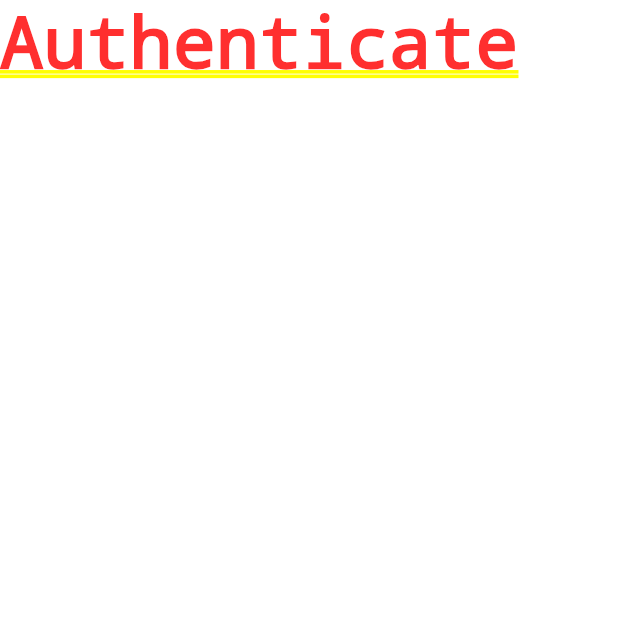
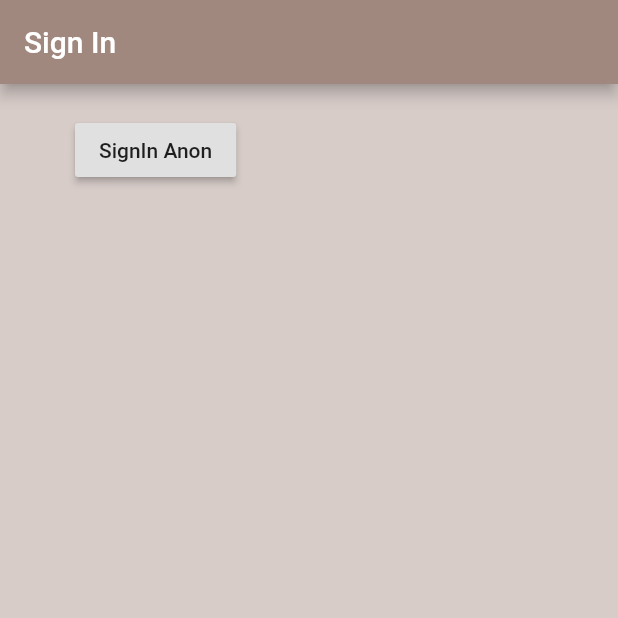
Before and after one commit to Mutembeijoe/coffee_break, a Flutter app: the screen it shows after launch, on a phone screen of 412 x 824 dp, the top half of it. Run offline on Flutter 3.47's test engine with Material 2 defaults, Android fonts, the phone set to English and light mode, and no system bars; our stand-ins replace firebase_auth; accounts and stored records are empty.

```diff
--- a/lib/screens/authenticate/authenticate.dart
+++ b/lib/screens/authenticate/authenticate.dart
@@ -1,3 +1,4 @@
+import 'package:coffee_break/screens/authenticate/sign_in.dart';
 import 'package:flutter/material.dart';
 
 class Authenticate extends StatefulWidget {
@@ -9,7 +10,7 @@ class _AuthenticateState extends State<Authenticate> {
   @override
   Widget build(BuildContext context) {
     return Container(
-      child:Text("Authenticate"),
+      child:SignIn(),
     );
   }
 }
--- /dev/null
+++ b/lib/screens/authenticate/sign_in.dart
@@ -0,0 +1,35 @@
+import 'package:coffee_break/services/auth.dart';
+import 'package:flutter/material.dart';
+
+class SignIn extends StatefulWidget {
+  @override
+  _SignInState createState() => _SignInState();
+}
+
+class _SignInState extends State<SignIn> {
+  final AuthService _auth = AuthService();
+  @override
+  Widget build(BuildContext context) {
+    return Scaffold(
+      backgroundColor: Colors.brown[100],
+      appBar: AppBar(
+        backgroundColor: Colors.brown[300],
+        title: Text("Sign In"),
+      ),
+      body: Container(
+          padding: EdgeInsets.symmetric(vertical: 20.0, horizontal: 50.0),
+          child: RaisedButton(
+            child: Text("SignIn Anon"),
+            onPressed: () async {
+              dynamic result = await _auth.signInAnon();
+              if (result == null) {
+                print("Error Loggin In");
+              } else {
+                print("Signed In");
+                print(result);
+              }
+            },
+          )),
+    );
+  }
+}
```
Also changed, not shown: lib/services/auth.dart (added, +22 -0 lines), lib/screens/wrapper.dart (line endings or trailing spaces).
